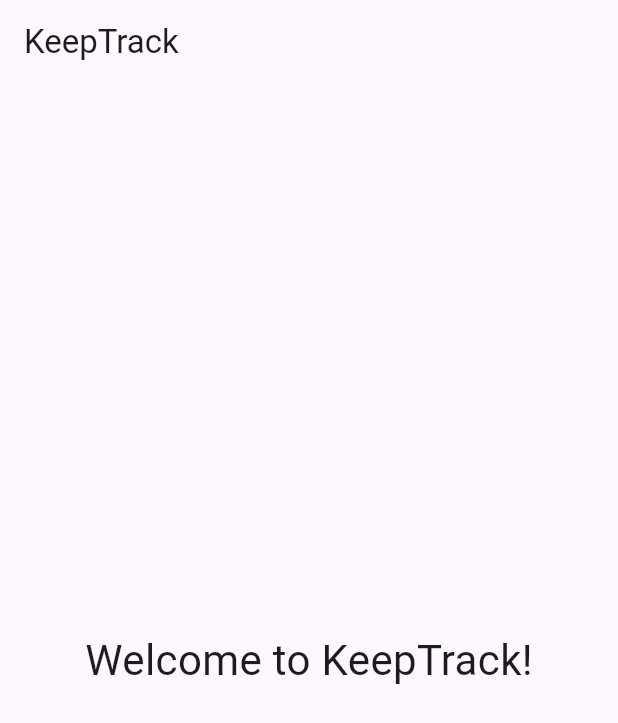
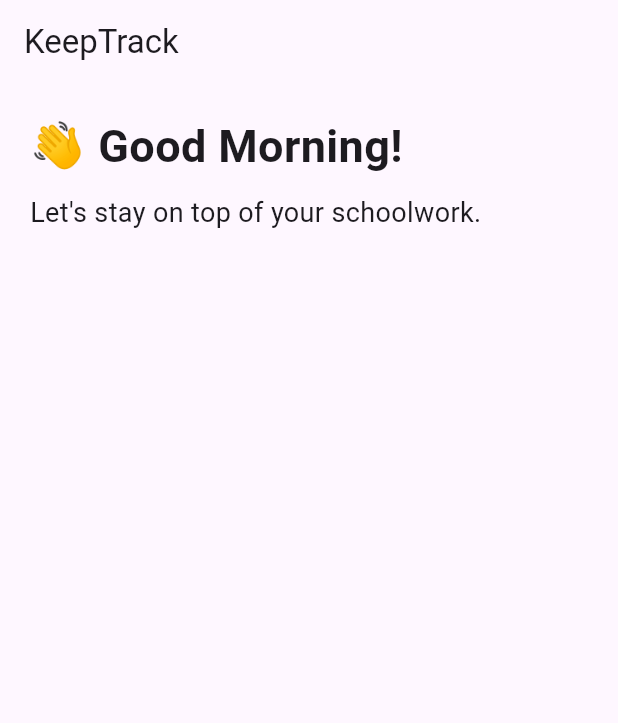
Before and after one commit to Taqiyya1/KeepTrack, a Flutter app: the screen it shows after launch, on a phone screen of 412 x 824 dp. Shown: the top 723 px of the screen. Run offline on Flutter 3.47's test engine with Material 3 defaults, Android fonts, the phone set to English and light mode, and no system bars.

Commit message:
Updated KeepTrack APP

```diff
--- a/lib/screens/home.dart
+++ b/lib/screens/home.dart
@@ -9,12 +9,28 @@ class HomeScreen extends StatelessWidget {
       appBar: AppBar(
         title: const Text("KeepTrack"),
       ),
-      body: const Center(
-        child: Text(
-          "Welcome to KeepTrack!",
-          style: TextStyle(fontSize: 28),
+      body: Padding(
+  padding: const EdgeInsets.all(20.0),
+  child: Column(
+    crossAxisAlignment: CrossAxisAlignment.start,
+    children: const [
+      Text(
+        "👋 Good Morning!",
+        style: TextStyle(
+          fontSize: 30,
+          fontWeight: FontWeight.bold,
         ),
       ),
+
+      SizedBox(height: 10),
+
+      Text(
+        "Let's stay on top of your schoolwork.",
+        style: TextStyle(fontSize: 18),
+      ),
+    ],
+  ),
+),
     );
   }
 }
```
